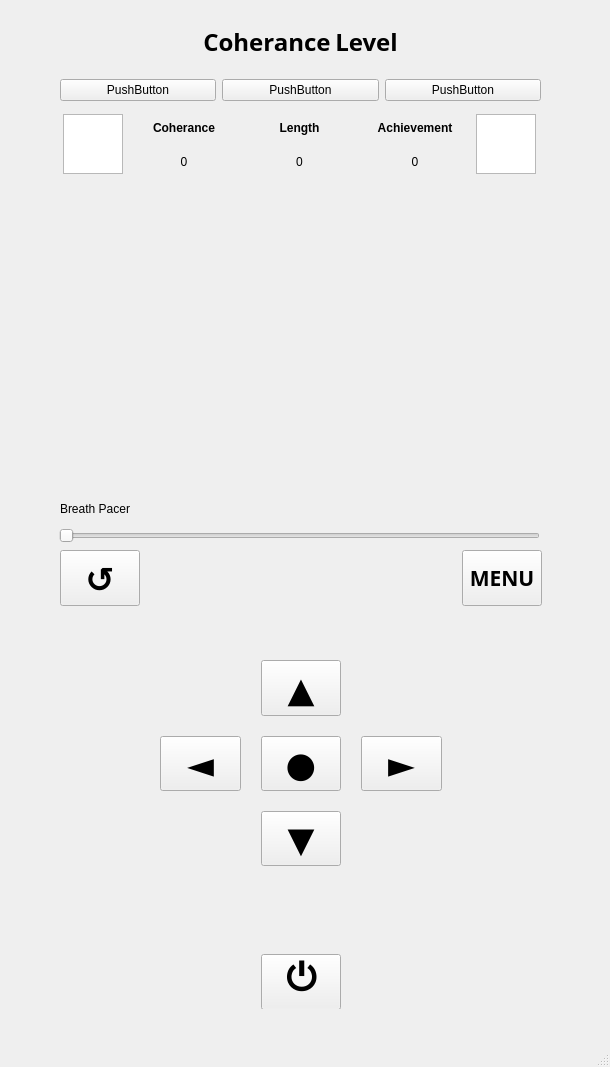
Qt form mainwindow.ui (JosephChing/COMP3004Team65) before a commit.
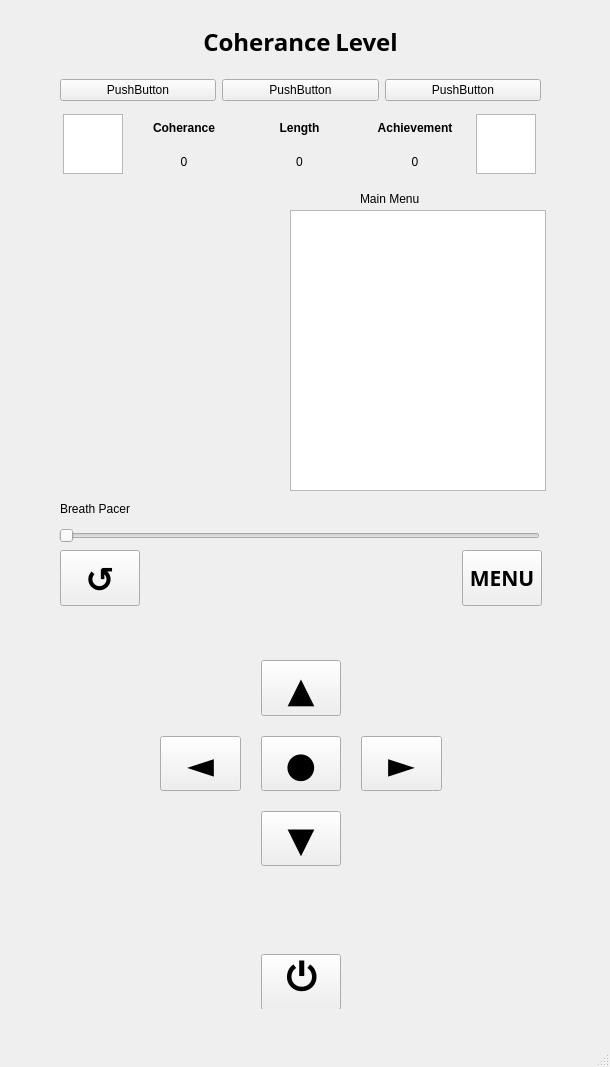
The same form after that commit. Custom widgets are drawn as their Qt base class.

The edit to the form file:
```diff
--- a/mainwindow.ui
+++ b/mainwindow.ui
@@ -492,7 +492,7 @@
      <rect>
       <x>59</x>
       <y>189</y>
-      <width>481</width>
+      <width>221</width>
       <height>301</height>
      </rect>
     </property>
@@ -529,6 +529,29 @@
      <enum>Qt::Horizontal</enum>
     </property>
    </widget>
+   <widget class="QListWidget" name="mainMenuListView">
+    <property name="geometry">
+     <rect>
+      <x>290</x>
+      <y>210</y>
+      <width>256</width>
+      <height>281</height>
+     </rect>
+    </property>
+   </widget>
+   <widget class="QLabel" name="menuLabel">
+    <property name="geometry">
+     <rect>
+      <x>360</x>
+      <y>190</y>
+      <width>121</width>
+      <height>17</height>
+     </rect>
+    </property>
+    <property name="text">
+     <string>Main Menu</string>
+    </property>
+   </widget>
   </widget>
   <widget class="QMenuBar" name="menubar">
    <property name="geometry">
```
